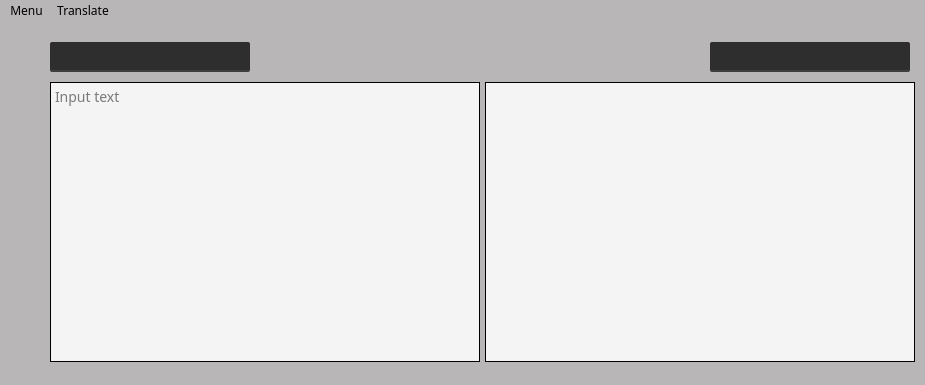
spone12/translated_mate, file TranslateMate.ui: the form before one commit.
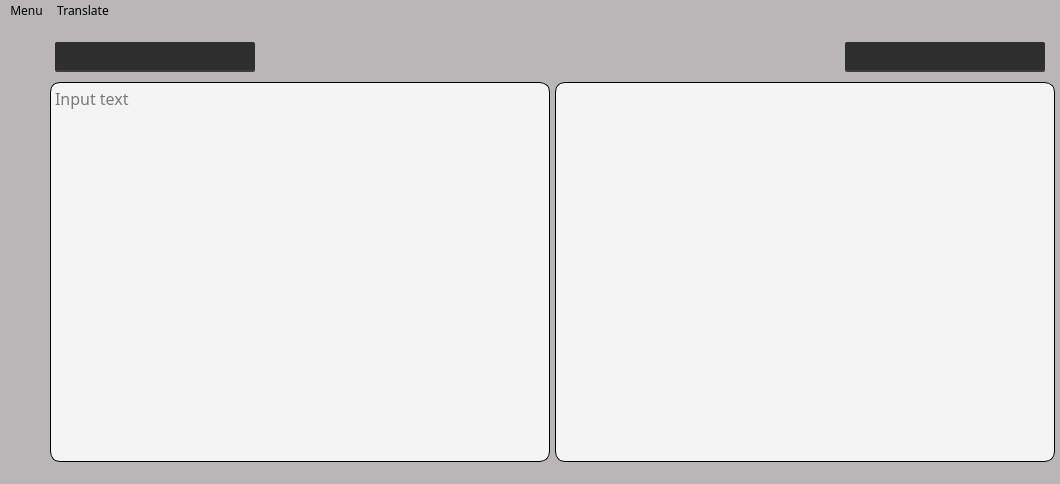
The form after the commit. Icons and pictures are not drawn.

Commit message: Scrollbar view changed, font and displayed text window enlarged

Diff of the .ui file:
```diff
--- a/TranslateMate.ui
+++ b/TranslateMate.ui
@@ -9,8 +9,8 @@
    <rect>
     <x>0</x>
     <y>0</y>
-    <width>925</width>
-    <height>385</height>
+    <width>1060</width>
+    <height>484</height>
    </rect>
   </property>
   <property name="sizePolicy">
@@ -27,8 +27,8 @@
   </property>
   <property name="maximumSize">
    <size>
-    <width>925</width>
-    <height>385</height>
+    <width>92500</width>
+    <height>4000</height>
    </size>
   </property>
   <property name="mouseTracking">
@@ -44,6 +44,31 @@
    <string notr="true">* {
    background-color: #b8b6b6;
    font: Fira Sans Condensed;     
+}
+QScrollBar {
+	border: none;
+}
+QScrollBar:vertical {
+    background: #f4f4f5;
+    width: 10px;
+    margin: 0px;
+	border: none;
+	border-radius: 0px;
+}
+QScrollBar::handle:vertical {
+    background: #d0d0d0;
+    min-height: 0px;
+	border-radius: 7px;
+}
+QScrollBar::add-line:vertical {
+    height: -10px;
+    subcontrol-position: bottom;
+    subcontrol-origin: margin;
+}
+QScrollBar::sub-line:vertical {
+    height:  -10 px;
+    subcontrol-position: top;
+    subcontrol-origin: margin;
 }</string>
   </property>
   <widget class="QWidget" name="centralwidget">
@@ -52,15 +77,16 @@
      <rect>
       <x>50</x>
       <y>60</y>
-      <width>430</width>
-      <height>280</height>
+      <width>500</width>
+      <height>380</height>
      </rect>
     </property>
     <property name="styleSheet">
      <string notr="true">border: 1px solid black;
-border-radius: 1% 20% / 10% 40%;
+border-radius: 10px;
 background: #f4f4f5;
-font-size: 14px;</string>
+font-size: 16px;
+</string>
     </property>
     <property name="placeholderText">
      <string>Input text</string>
@@ -72,17 +98,17 @@
     </property>
     <property name="geometry">
      <rect>
-      <x>485</x>
+      <x>555</x>
       <y>60</y>
-      <width>430</width>
-      <height>280</height>
+      <width>500</width>
+      <height>380</height>
      </rect>
     </property>
     <property name="styleSheet">
      <string notr="true">border: 1px solid black;
-border-radius: 1% 20% / 10% 40%;
+border-radius: 10px;
 background: #f4f4f5;
-font-size: 14px;</string>
+font-size: 16px;</string>
     </property>
     <property name="readOnly">
      <bool>true</bool>
@@ -91,7 +117,7 @@
    <widget class="QComboBox" name="fromLang">
     <property name="geometry">
      <rect>
-      <x>50</x>
+      <x>55</x>
       <y>20</y>
       <width>200</width>
       <height>30</height>
@@ -135,7 +161,7 @@
    <widget class="QComboBox" name="toLang">
     <property name="geometry">
      <rect>
-      <x>710</x>
+      <x>845</x>
       <y>20</y>
       <width>200</width>
       <height>30</height>
@@ -219,10 +245,10 @@
    <widget class="QLabel" name="reverseTranslate">
     <property name="geometry">
      <rect>
-      <x>470</x>
-      <y>25</y>
-      <width>25</width>
-      <height>25</height>
+      <x>540</x>
+      <y>20</y>
+      <width>30</width>
+      <height>30</height>
      </rect>
     </property>
     <property name="cursor">
@@ -259,10 +285,10 @@
    <widget class="QLabel" name="clearInput">
     <property name="geometry">
      <rect>
-      <x>450</x>
+      <x>500</x>
       <y>70</y>
-      <width>15</width>
-      <height>15</height>
+      <width>30</width>
+      <height>30</height>
      </rect>
     </property>
     <property name="cursor">
@@ -281,8 +307,9 @@
      <string notr="true">#clearInput {
 	background-repeat: no-repeat;
  	border-radius:  5px;
-	background: #f4f4f5;
+	background: none;
 	opacity: 0.5;
+	padding: 7px;
 }
 #clearInput:hover  {
 	opacity: 1;
@@ -301,10 +328,10 @@
    <widget class="QLabel" name="copyTranslate">
     <property name="geometry">
      <rect>
-      <x>885</x>
-      <y>310</y>
-      <width>15</width>
-      <height>15</height>
+      <x>1005</x>
+      <y>400</y>
+      <width>30</width>
+      <height>30</height>
      </rect>
     </property>
     <property name="cursor">
@@ -324,7 +351,8 @@
 	background-repeat: no-repeat;
  	border-radius:  5px;
 	opacity: 0.5;
-	background: #f4f4f5;
+	background: none;
+	padding: 7px;
 }
 #copyTranslate:hover  {
 	opacity: 1;
@@ -349,8 +377,8 @@
     <rect>
      <x>0</x>
      <y>0</y>
-     <width>925</width>
-     <height>27</height>
+     <width>1060</width>
+     <height>22</height>
     </rect>
    </property>
    <widget class="QMenu" name="menuMenu">
```
Left out of the diff: 2 changed lines with no effect on the pictures. The commit also changes 1 other file.
